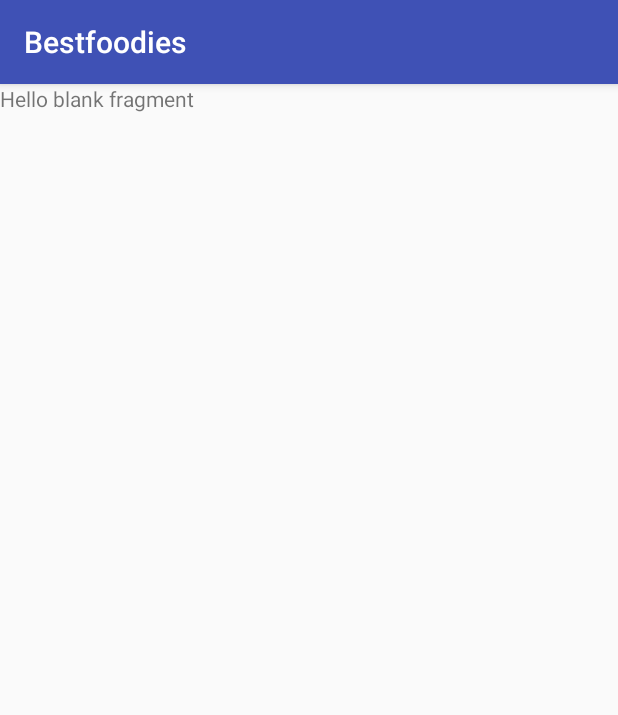
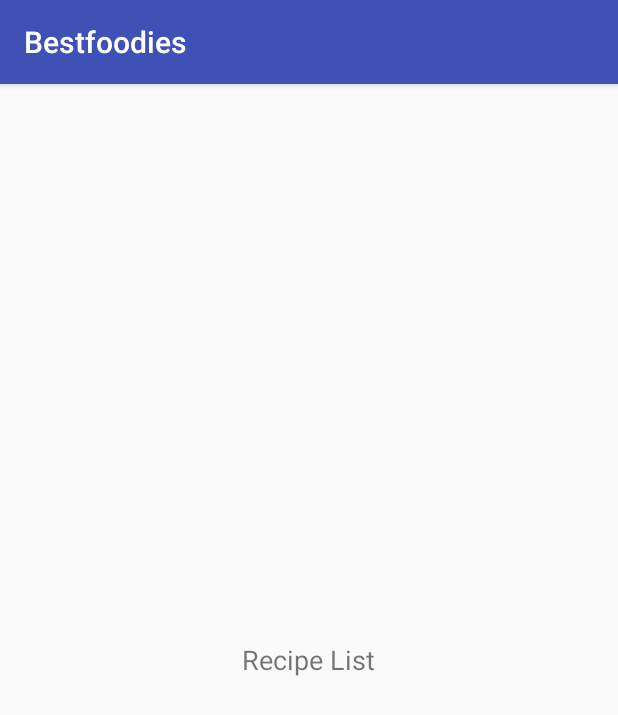
Before and after one commit to rvnmrqz/Bestfoodies, an Android app: the fragment Fragment_Recipe_List shown on its own in the app's theme, on a phone screen of 412 x 824 dp. Shown: the top 715 px of the screen. Run offline under Robolectric (Android 15) with nearby library versions, the phone set to English and light mode, and no system bars.

Commit message:
Updates in fragment transitions

```diff
--- a/app/build.gradle
+++ b/app/build.gradle
@@ -28,5 +28,9 @@ dependencies {
     compile 'com.android.support:design:25.3.1'
     compile 'com.android.support.constraint:constraint-layout:1.0.2'
     compile 'com.android.support:support-v4:25.3.1'
+    compile 'com.android.support:cardview-v7:25.3.+'
+    compile 'com.android.support:recyclerview-v7:25.3.+'
+
+
     testCompile 'junit:junit:4.12'
 }
--- a/app/src/main/java/solomonkey/bestfoodies/Fragment_Recipe_List.java
+++ b/app/src/main/java/solomonkey/bestfoodies/Fragment_Recipe_List.java
@@ -1,7 +1,6 @@
 package solomonkey.bestfoodies;
 
 import android.content.Context;
-import android.net.Uri;
 import android.os.Bundle;
 import android.support.v4.app.Fragment;
 import android.view.LayoutInflater;
@@ -20,7 +19,7 @@ public class Fragment_Recipe_List extends Fragment {
     public View onCreateView(LayoutInflater inflater, ViewGroup container,
                              Bundle savedInstanceState) {
         // Inflate the layout for this fragment
-        return inflater.inflate(R.layout.fragment_recipe__list, container, false);
+        return inflater.inflate(R.layout.fragment_recipe_list, container, false);
     }
 
 
--- a/app/src/main/res/layout/fragment_recipe__list.xml
+++ /dev/null
@@ -1,13 +0,0 @@
-<FrameLayout xmlns:android="http://schemas.android.com/apk/res/android"
-    xmlns:tools="http://schemas.android.com/tools"
-    android:layout_width="match_parent"
-    android:layout_height="match_parent"
-    tools:context="solomonkey.bestfoodies.Fragment_Recipe_List">
-
-    <!-- TODO: Update blank fragment layout -->
-    <TextView
-        android:layout_width="match_parent"
-        android:layout_height="match_parent"
-        android:text="@string/hello_blank_fragment" />
-
-</FrameLayout>
--- /dev/null
+++ b/app/src/main/res/layout/fragment_recipe_list.xml
@@ -0,0 +1,15 @@
+<RelativeLayout xmlns:android="http://schemas.android.com/apk/res/android"
+    xmlns:tools="http://schemas.android.com/tools"
+    android:layout_width="match_parent"
+    android:layout_height="match_parent"
+    tools:context="solomonkey.bestfoodies.Fragment_Recipe_List">
+
+    <TextView
+        android:layout_centerInParent="true"
+        android:textSize="18sp"
+        android:text="Recipe List"
+        android:layout_width="wrap_content"
+        android:layout_height="wrap_content" />
+
+
+</RelativeLayout>
--- a/build.gradle
+++ b/build.gradle
@@ -3,6 +3,7 @@
 buildscript {
     repositories {
         jcenter()
+
     }
     dependencies {
         classpath 'com.android.tools.build:gradle:2.3.3'
```
Also changed, not shown: app/src/main/java/solomonkey/bestfoodies/Fragment_Categories.java (+35 -0 lines), app/src/main/java/solomonkey/bestfoodies/MainActivity.java (+6 -1 lines).
